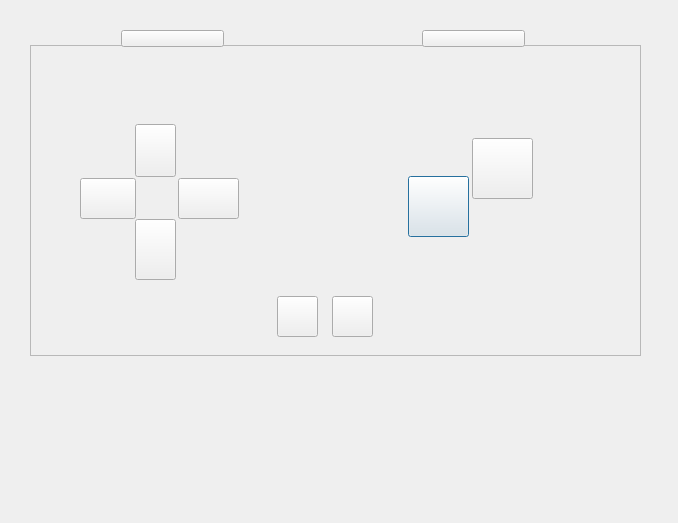
Old version of the form inputmanager.ui in the repository ahmed-agiza/Jupiter.
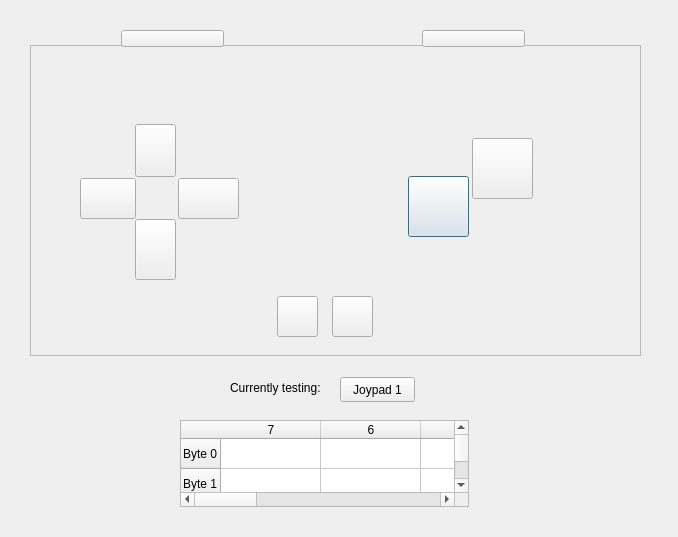
New version of the form. Icons and pictures are not drawn.

What changed in the file:
```diff
--- a/inputmanager.ui
+++ b/inputmanager.ui
@@ -7,7 +7,7 @@
     <x>0</x>
     <y>0</y>
     <width>678</width>
-    <height>523</height>
+    <height>537</height>
    </rect>
   </property>
   <property name="windowTitle">
@@ -316,6 +316,101 @@
     <bool>true</bool>
    </property>
   </widget>
+  <widget class="QPushButton" name="pushButton">
+   <property name="geometry">
+    <rect>
+     <x>340</x>
+     <y>377</y>
+     <width>75</width>
+     <height>25</height>
+    </rect>
+   </property>
+   <property name="text">
+    <string>Joypad 1</string>
+   </property>
+  </widget>
+  <widget class="QLabel" name="label">
+   <property name="geometry">
+    <rect>
+     <x>230</x>
+     <y>380</y>
+     <width>91</width>
+     <height>16</height>
+    </rect>
+   </property>
+   <property name="text">
+    <string>Currently testing:</string>
+   </property>
+  </widget>
+  <widget class="QTableWidget" name="tableWidget">
+   <property name="geometry">
+    <rect>
+     <x>180</x>
+     <y>420</y>
+     <width>289</width>
+     <height>87</height>
+    </rect>
+   </property>
+   <attribute name="horizontalHeaderVisible">
+    <bool>true</bool>
+   </attribute>
+   <attribute name="verticalHeaderVisible">
+    <bool>true</bool>
+   </attribute>
+   <attribute name="verticalHeaderHighlightSections">
+    <bool>true</bool>
+   </attribute>
+   <row>
+    <property name="text">
+     <string>Byte 0</string>
+    </property>
+   </row>
+   <row>
+    <property name="text">
+     <string>Byte 1</string>
+    </property>
+   </row>
+   <column>
+    <property name="text">
+     <string>7</string>
+    </property>
+   </column>
+   <column>
+    <property name="text">
+     <string>6</string>
+    </property>
+   </column>
+   <column>
+    <property name="text">
+     <string>5</string>
+    </property>
+   </column>
+   <column>
+    <property name="text">
+     <string>4</string>
+    </property>
+   </column>
+   <column>
+    <property name="text">
+     <string>3</string>
+    </property>
+   </column>
+   <column>
+    <property name="text">
+     <string>2</string>
+    </property>
+   </column>
+   <column>
+    <property name="text">
+     <string>1</string>
+    </property>
+   </column>
+   <column>
+    <property name="text">
+     <string>0</string>
+    </property>
+   </column>
+  </widget>
  </widget>
  <resources/>
  <connections/>
```
